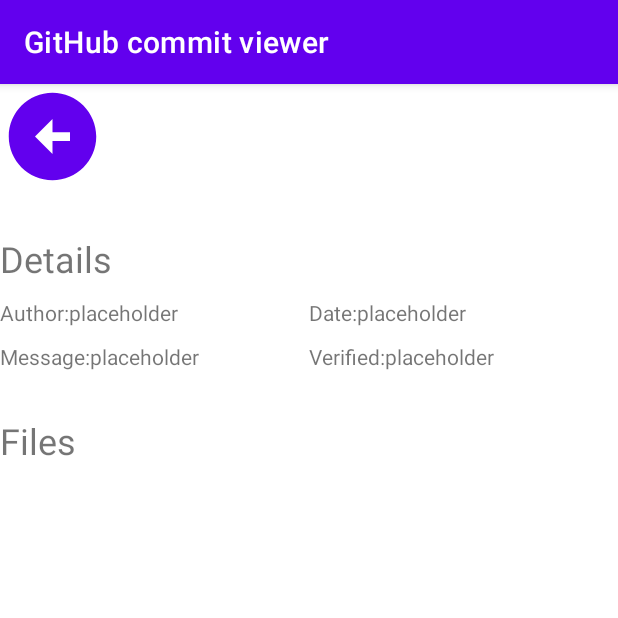
After one commit to MRumstajn/Github-commit-viewer, an Android app: the CommitDetailsActivity screen opened directly, with no data from a screen before it, on a phone screen of 412 x 824 dp, the top half of it. The commit adds this screen. Run offline under Robolectric (Android 15) with nearby library versions, the phone set to English and light mode, and no system bars.

Commit message:
added commit details activity

```diff
--- a/app/src/main/AndroidManifest.xml
+++ b/app/src/main/AndroidManifest.xml
@@ -2,7 +2,7 @@
 <manifest xmlns:android="http://schemas.android.com/apk/res/android"
     xmlns:tools="http://schemas.android.com/tools">
 
-    <uses-permission android:name="android.permission.INTERNET"/>
+    <uses-permission android:name="android.permission.INTERNET" />
 
     <application
         android:allowBackup="true"
@@ -14,6 +14,13 @@
         android:supportsRtl="true"
         android:theme="@style/Theme.GitHubCommitViewer"
         tools:targetApi="31">
+        <activity
+            android:name=".commit_details.CommitDetailsActivity"
+            android:exported="false">
+            <meta-data
+                android:name="android.app.lib_name"
+                android:value="" />
+        </activity>
         <activity
             android:name=".commit_list.CommitListActivity"
             android:exported="false">
--- /dev/null
+++ b/app/src/main/java/com/mauricio/githubcommitviewer/commit_details/CommitDetailsActivity.java
@@ -0,0 +1,16 @@
+package com.mauricio.githubcommitviewer.commit_details;
+
+import androidx.appcompat.app.AppCompatActivity;
+
+import android.os.Bundle;
+
+import com.mauricio.githubcommitviewer.R;
+
+public class CommitDetailsActivity extends AppCompatActivity {
+
+    @Override
+    protected void onCreate(Bundle savedInstanceState) {
+        super.onCreate(savedInstanceState);
+        setContentView(R.layout.activity_commit_details);
+    }
+}
--- /dev/null
+++ b/app/src/main/res/drawable/ic_baseline_arrow_circle_left_24.xml
@@ -0,0 +1,5 @@
+<vector android:height="24dp" android:tint="#000000"
+    android:viewportHeight="24" android:viewportWidth="24"
+    android:width="24dp" xmlns:android="http://schemas.android.com/apk/res/android">
+    <path android:fillColor="@android:color/white" android:pathData="M2,12c0,5.52 4.48,10 10,10s10,-4.48 10,-10c0,-5.52 -4.48,-10 -10,-10C6.48,2 2,6.48 2,12zM12,11l4,0v2l-4,0l0,3l-4,-4l4,-4L12,11z"/>
+</vector>
--- /dev/null
+++ b/app/src/main/res/layout/activity_commit_details.xml
@@ -0,0 +1,145 @@
+<?xml version="1.0" encoding="utf-8"?>
+<androidx.constraintlayout.widget.ConstraintLayout xmlns:android="http://schemas.android.com/apk/res/android"
+    xmlns:app="http://schemas.android.com/apk/res-auto"
+    xmlns:tools="http://schemas.android.com/tools"
+    android:layout_width="match_parent"
+    android:layout_height="match_parent"
+    tools:context=".commit_details.CommitDetailsActivity">
+
+    <!-- root -->
+    <LinearLayout
+        android:layout_width="match_parent"
+        android:layout_height="match_parent"
+        android:orientation="vertical">
+
+        <Button
+            android:id="@+id/back_button"
+            android:layout_width="70dp"
+            android:layout_height="70dp"
+            android:background="@drawable/ic_baseline_arrow_circle_left_24"
+            android:layout_marginBottom="30dp"/>
+
+        <TextView
+            android:layout_width="wrap_content"
+            android:layout_height="wrap_content"
+            android:text="@string/details_label"
+            android:textSize="24sp"
+            android:layout_marginBottom="10dp"/>
+
+        <!-- author & date labels -->
+        <LinearLayout
+            android:layout_width="match_parent"
+            android:layout_height="wrap_content"
+            android:orientation="horizontal"
+            android:layout_marginBottom="10dp"
+            android:baselineAligned="false">
+
+            <!-- author label -->
+            <LinearLayout
+                android:layout_width="0dp"
+                android:layout_height="wrap_content"
+                android:orientation="horizontal"
+                android:layout_weight="1">
+
+                <TextView
+                    android:layout_width="wrap_content"
+                    android:layout_height="wrap_content"
+                    android:text="@string/author_label"/>
+
+                <TextView
+                    android:id="@+id/author_label"
+                    android:layout_width="wrap_content"
+                    android:layout_height="wrap_content"
+                    android:text="@string/text_view_placeholder" />
+            </LinearLayout>
+
+            <!-- date label -->
+            <LinearLayout
+                android:layout_width="0dp"
+                android:layout_height="wrap_content"
+                android:orientation="horizontal"
+                android:layout_weight="1">
+
+                <TextView
+                    android:layout_width="wrap_content"
+                    android:layout_height="wrap_content"
+                    android:text="@string/date_label"/>
+
+                <TextView
+                    android:id="@+id/date_label"
+                    android:layout_width="wrap_content"
+                    android:layout_height="wrap_content"
+                    android:text="@string/text_view_placeholder" />
+
+            </LinearLayout>
+
+        </LinearLayout>
+
+        <!-- message & verified labels -->
+        <LinearLayout
+            android:layout_width="match_parent"
+            android:layout_height="wrap_content"
+            android:orientation="horizontal"
+            android:baselineAligned="false"
+            android:layout_marginBottom="30dp">
+
+            <!-- message label -->
+            <LinearLayout
+                android:layout_width="0dp"
+                android:layout_height="wrap_content"
+                android:orientation="horizontal"
+                android:layout_weight="1">
+
+                <TextView
+                    android:layout_width="wrap_content"
+                    android:layout_height="wrap_content"
+                    android:text="@string/message_label"/>
+
+                <TextView
+                    android:id="@+id/message_label"
+                    android:layout_width="wrap_content"
+                    android:layout_height="wrap_content"
+                    android:text="@string/text_view_placeholder" />
+
+            </LinearLayout>
+
+
+            <!-- verified label -->
+            <LinearLayout
+                android:layout_width="0dp"
+                android:layout_height="wrap_content"
+                android:orientation="horizontal"
+                android:layout_weight="1">
+
+                <TextView
+                    android:layout_width="wrap_content"
+                    android:layout_height="wrap_content"
+                    android:text="@string/verified_label"/>
+
+                <TextView
+                    android:id="@+id/verified_label"
+                    android:layout_width="wrap_content"
+                    android:layout_height="wrap_content"
+                    android:text="@string/text_view_placeholder" />
+
+            </LinearLayout>
+
+        </LinearLayout>
+
+        <!-- files -->
+        <TextView
+            android:layout_width="wrap_content"
+            android:layout_height="wrap_content"
+            android:text="@string/files_label"
+            android:textSize="24sp"
+            android:layout_marginBottom="10dp"/>
+
+        <androidx.recyclerview.widget.RecyclerView
+            android:layout_width="match_parent"
+            android:layout_height="0dp"
+            android:layout_weight="1"/>
+
+    </LinearLayout>
+
+
+</androidx.constraintlayout.widget.ConstraintLayout>
--- a/app/src/main/res/values/strings.xml
+++ b/app/src/main/res/values/strings.xml
@@ -3,4 +3,12 @@
     <string name="github_repo_name_prompt">Github repo name</string>
     <string name="github_repo_owner_prompt">Github repo owner</string>
     <string name="repo_lookup_button">Fetch</string>
+    <string name="back_button_description">go back to previous activity</string>
+    <string name="text_view_placeholder">placeholder</string>
+    <string name="author_label">Author:</string>
+    <string name="date_label">Date:</string>
+    <string name="message_label">Message:</string>
+    <string name="verified_label">Verified:</string>
+    <string name="files_label">Files</string>
+    <string name="details_label">Details</string>
 </resources>
```
